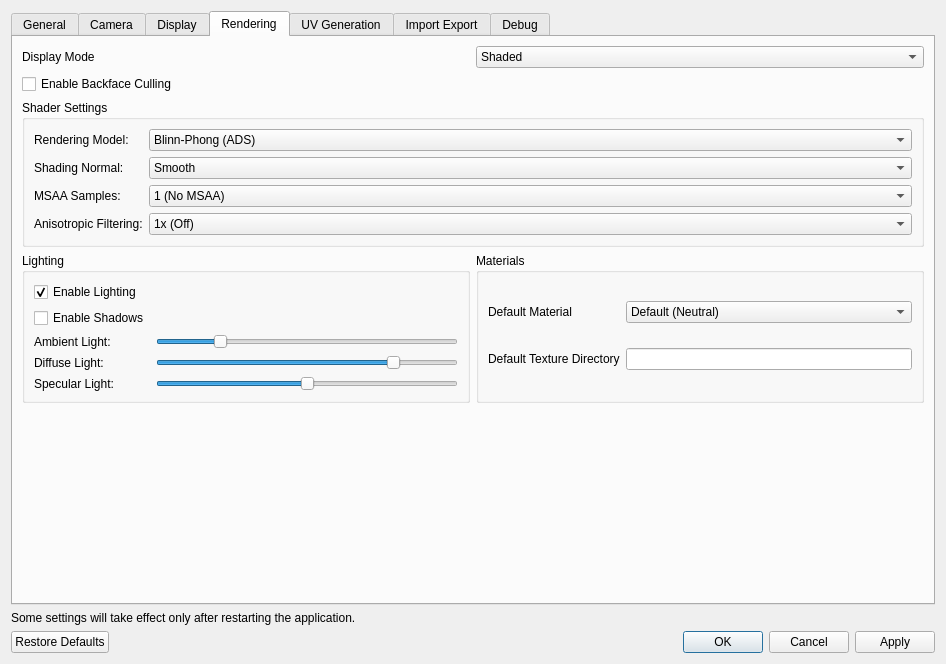
The window that ui/SettingsDialog.ui (sharjith/ModelViewer-Qt) describes before a commit, drawn with Qt 5.
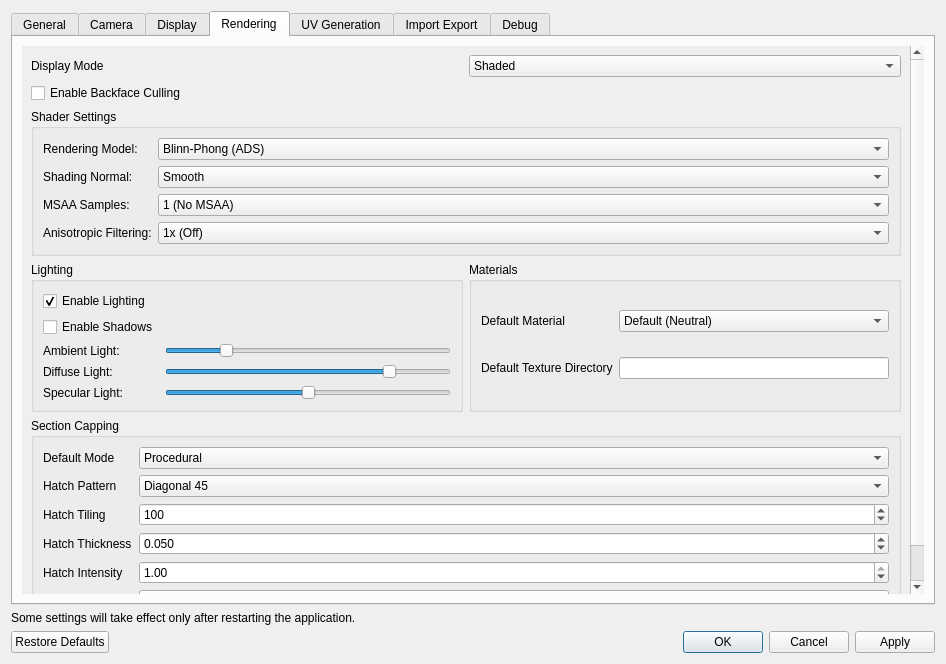
The same window after the commit. The open tabs and pages were chosen to show the change.

Commit message: Revamp Clipping Plane settings, viewer-embedded nav tree, and toolbar polish

The edit to the form file:
```diff
--- a/ui/SettingsDialog.ui
+++ b/ui/SettingsDialog.ui
@@ -991,7 +991,25 @@
       </attribute>
       <layout class="QGridLayout" name="gridLayout_9">
        <item row="0" column="0">
-        <widget class="QLabel" name="label_6">
+        <widget class="QScrollArea" name="scrollAreaRendering">
+         <property name="widgetResizable">
+          <bool>true</bool>
+         </property>
+         <property name="frameShape">
+          <enum>QFrame::Shape::NoFrame</enum>
+         </property>
+         <widget class="QWidget" name="scrollAreaWidgetContentsRendering">
+          <property name="geometry">
+           <rect>
+            <x>0</x>
+            <y>0</y>
+            <width>890</width>
+            <height>1400</height>
+           </rect>
+          </property>
+          <layout class="QGridLayout" name="gridLayoutRenderingInner">
+           <item row="0" column="0">
+            <widget class="QLabel" name="label_6">
          <property name="text">
           <string>Display Mode</string>
          </property>
@@ -1342,7 +1360,185 @@
          </item>
         </layout>
        </item>
-       <item row="5" column="1">
+       <item row="5" column="0" colspan="2">
+        <widget class="QGroupBox" name="sectionCappingGroupBox">
+         <property name="title">
+          <string>Section Capping</string>
+         </property>
+         <layout class="QGridLayout" name="gridLayoutSectionCapping">
+          <item row="0" column="0">
+           <widget class="QLabel" name="labelSectionCappingMode">
+            <property name="text">
+             <string>Default Mode</string>
+            </property>
+           </widget>
+          </item>
+          <item row="0" column="1">
+           <widget class="QComboBox" name="comboBoxSectionCappingMode">
+            <property name="toolTip">
+             <string>Default cap fill for new documents: a procedural hatch pattern, or an image texture</string>
+            </property>
+            <item>
+             <property name="text">
+              <string>Procedural</string>
+             </property>
+            </item>
+            <item>
+             <property name="text">
+              <string>Textured</string>
+             </property>
+            </item>
+           </widget>
+          </item>
+          <item row="1" column="0">
+           <widget class="QLabel" name="labelSectionCappingHatchPattern">
+            <property name="text">
+             <string>Hatch Pattern</string>
+            </property>
+           </widget>
+          </item>
+          <item row="1" column="1">
+           <widget class="QComboBox" name="comboBoxSectionCappingHatchPattern">
+            <property name="toolTip">
+             <string>Default direction/pattern of the procedural hatch lines</string>
+            </property>
+            <item>
+             <property name="text">
+              <string>Diagonal 45</string>
+             </property>
+            </item>
+            <item>
+             <property name="text">
+              <string>Diagonal 135</string>
+             </property>
+            </item>
+            <item>
+             <property name="text">
+              <string>Horizontal</string>
+             </property>
+            </item>
+            <item>
+             <property name="text">
+              <string>Vertical</string>
+             </property>
+            </item>
+            <item>
+             <property name="text">
+              <string>Grid</string>
+             </property>
+            </item>
+            <item>
+             <property name="text">
+              <string>Cross Hatch</string>
+             </property>
+            </item>
+           </widget>
+          </item>
+          <item row="2" column="0">
+           <widget class="QLabel" name="labelSectionCappingHatchTiling">
+            <property name="text">
+             <string>Hatch Tiling</string>
+            </property>
+           </widget>
+          </item>
+          <item row="2" column="1">
+           <widget class="QSpinBox" name="spinBoxSectionCappingHatchTiling">
+            <property name="toolTip">
+             <string>Default number of times the hatch pattern repeats across a cap</string>
+            </property>
+            <property name="minimum">
+             <number>1</number>
+            </property>
+            <property name="maximum">
+             <number>500</number>
+            </property>
+            <property name="value">
+             <number>100</number>
+            </property>
+           </widget>
+          </item>
+          <item row="3" column="0">
+           <widget class="QLabel" name="labelSectionCappingHatchThickness">
+            <property name="text">
+             <string>Hatch Thickness</string>
+            </property>
+           </widget>
+          </item>
+          <item row="3" column="1">
+           <widget class="QDoubleSpinBox" name="doubleSpinBoxSectionCappingHatchThickness">
+            <property name="toolTip">
+             <string>Default width of the hatch lines</string>
+            </property>
+            <property name="decimals">
+             <number>3</number>
+            </property>
+            <property name="minimum">
+             <double>0.008000000000000</double>
+            </property>
+            <property name="maximum">
+             <double>0.100000000000000</double>
+            </property>
+            <property name="singleStep">
+             <double>0.001000000000000</double>
+            </property>
+            <property name="value">
+             <double>0.050000000000000</double>
+            </property>
+           </widget>
+          </item>
+          <item row="4" column="0">
+           <widget class="QLabel" name="labelSectionCappingHatchIntensity">
+            <property name="text">
+             <string>Hatch Intensity</string>
+            </property>
+           </widget>
+          </item>
+          <item row="4" column="1">
+           <widget class="QDoubleSpinBox" name="doubleSpinBoxSectionCappingHatchIntensity">
+            <property name="toolTip">
+             <string>Default opacity of the hatch pattern over a cap</string>
+            </property>
+            <property name="decimals">
+             <number>2</number>
+            </property>
+            <property name="maximum">
+             <double>1.000000000000000</double>
+            </property>
+            <property name="singleStep">
+             <double>0.010000000000000</double>
+            </property>
+            <property name="value">
+             <double>1.000000000000000</double>
+            </property>
+           </widget>
+          </item>
+          <item row="5" column="0">
+           <widget class="QLabel" name="labelSectionCappingHatchColor">
+            <property name="text">
+             <string>Hatch Line Color</string>
+            </property>
+           </widget>
+          </item>
+          <item row="5" column="1">
+           <widget class="QPushButton" name="pushButtonSectionCappingHatchColor">
+            <property name="toolTip">
+             <string>Pick the default hatch line color</string>
+            </property>
+            <property name="sizePolicy">
+             <sizepolicy hsizetype="Expanding" vsizetype="Fixed">
+              <horstretch>0</horstretch>
+              <verstretch>0</verstretch>
+             </sizepolicy>
+            </property>
+            <property name="text">
+             <string>Choose...</string>
+            </property>
+           </widget>
+          </item>
+         </layout>
+        </widget>
+       </item>
+       <item row="6" column="1">
         <spacer name="verticalSpacer_2">
          <property name="orientation">
           <enum>Qt::Orientation::Vertical</enum>
@@ -1354,6 +1550,10 @@
           </size>
          </property>
         </spacer>
+       </item>
+          </layout>
+         </widget>
+        </widget>
        </item>
       </layout>
      </widget>
```
Left out of the diff: 78 changed lines with no effect on the pictures. The commit also changes 22 other files.
